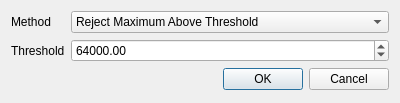
This is Vespucci/GUI/Processing/thresholddialog.ui in VespucciProject/Vespucci as Qt 5 draws it before an edit. The edited form follows.
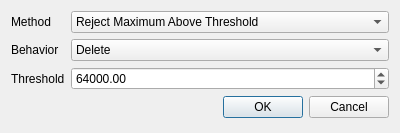
This is the edited form.

What changed in the file:
```diff
--- a/Vespucci/GUI/Processing/thresholddialog.ui
+++ b/Vespucci/GUI/Processing/thresholddialog.ui
@@ -7,14 +7,14 @@
     <x>0</x>
     <y>0</y>
     <width>400</width>
-    <height>103</height>
+    <height>133</height>
    </rect>
   </property>
   <property name="windowTitle">
    <string>Dialog</string>
   </property>
   <layout class="QFormLayout" name="formLayout">
-   <item row="2" column="1">
+   <item row="3" column="1">
     <widget class="QDialogButtonBox" name="buttonBox">
      <property name="orientation">
       <enum>Qt::Horizontal</enum>
@@ -45,7 +45,7 @@
      </property>
     </widget>
    </item>
-   <item row="1" column="1">
+   <item row="2" column="1">
     <widget class="QDoubleSpinBox" name="thresholdDoubleSpinBox">
      <property name="minimum">
       <double>-1000000000.000000000000000</double>
@@ -58,13 +58,34 @@
      </property>
     </widget>
    </item>
-   <item row="1" column="0">
+   <item row="2" column="0">
     <widget class="QLabel" name="thresholdLabel">
      <property name="text">
       <string>Threshold</string>
      </property>
     </widget>
    </item>
+   <item row="1" column="0">
+    <widget class="QLabel" name="behaviorLabel">
+     <property name="text">
+      <string>Behavior</string>
+     </property>
+    </widget>
+   </item>
+   <item row="1" column="1">
+    <widget class="QComboBox" name="behaviorComboBox">
+     <item>
+      <property name="text">
+       <string>Delete</string>
+      </property>
+     </item>
+     <item>
+      <property name="text">
+       <string>Zero</string>
+      </property>
+     </item>
+    </widget>
+   </item>
   </layout>
  </widget>
  <resources/>
```
Left out of the diff: 2 changed lines with no effect on the pictures.
